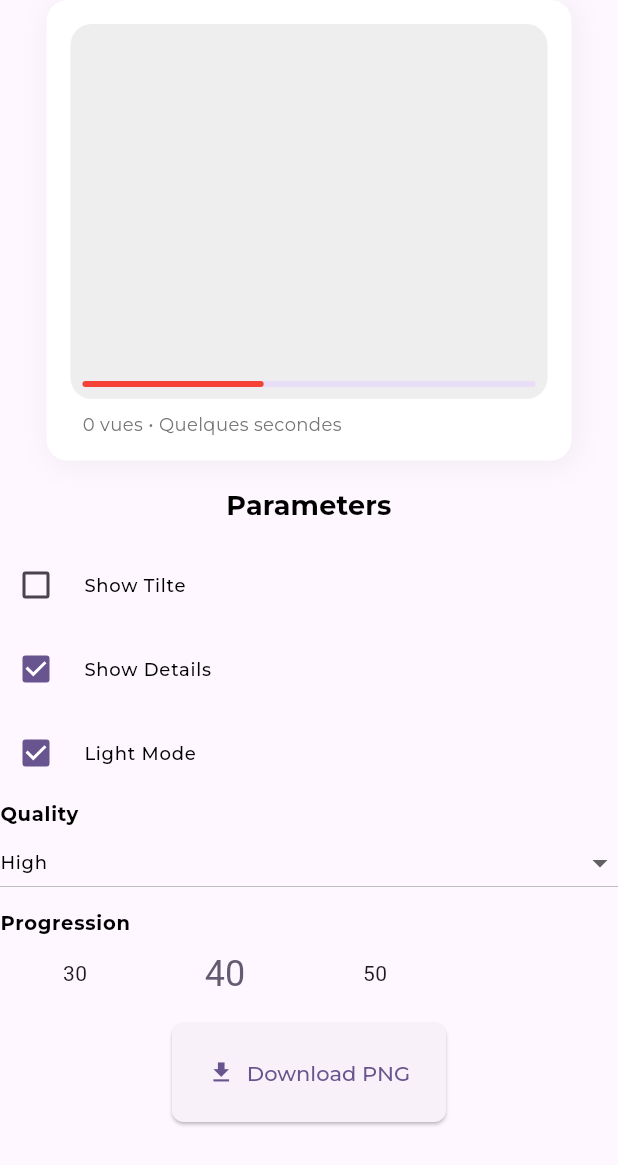
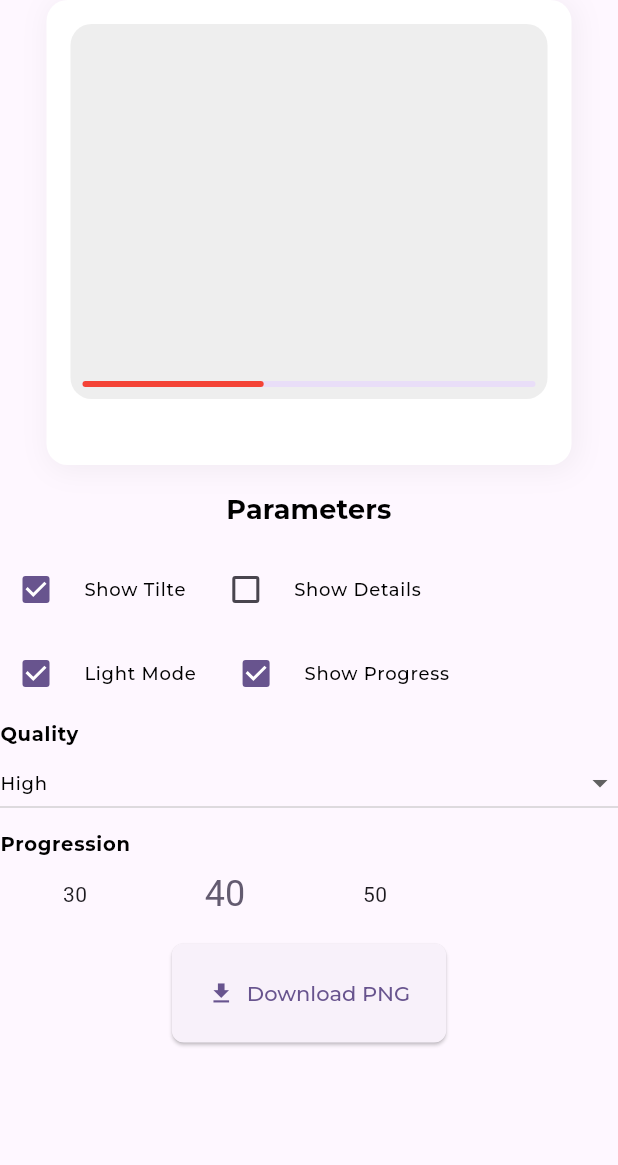
Before and after one commit to mengodkidjo/minia_downloader, a Flutter app: the ResultWidget widget shown alone on an empty page, opened directly, after a tap on "Show Details", on a phone screen of 412 x 824 dp. Shown: the top 1165 px of the screen. Run offline on Flutter 3.47's test engine with Material 3 defaults, Android fonts, the phone set to English and light mode, and no system bars; drawn by our look-alikes of numberpicker, screenshot; our stand-ins replace google_fonts, sizer, toastification; missing offline and left inert: image_downloader_web.

Commit message:
bug about settings : show Details. Adding new feature : hide progress bar

```diff
--- a/lib/helpers/helper.dart
+++ b/lib/helpers/helper.dart
@@ -1,6 +1,7 @@
 class Helper {
   static extractIdFromUrl(String url) {
     //https://www.youtube.com/watch?v=KSQEnxZId9Y
+    Uri uri = Uri.parse(url);
     String idAndStuff = url.replaceAll("https://www.youtube.com/watch?v=", "");
     //remove stuff
     return idAndStuff.split("&").first;
--- a/lib/views/home/widgets/card_widget.dart
+++ b/lib/views/home/widgets/card_widget.dart
@@ -15,13 +15,15 @@ class CardWidget extends StatelessWidget {
       required this.showDetails,
       required this.quality,
       required this.isLight,
-      required this.cursorPosition});
+      required this.cursorPosition,
+      required this.showProgress});
   final YtbResponseModel? ytbResponseModel;
   final bool showTitle;
   final bool showDetails;
   final ThumbnailEnum quality;
   final bool isLight;
   final int cursorPosition;
+  final bool showProgress;
 
   @override
   Widget build(BuildContext context) {
@@ -76,7 +78,8 @@ class CardWidget extends StatelessWidget {
                 mainAxisSize: MainAxisSize.min,
                 crossAxisAlignment: CrossAxisAlignment.end,
                 mainAxisAlignment: MainAxisAlignment.end,
-                children: [
+                children: showProgress
+                    ? [
                         if (cursorPosition == 100)
                           Container(
                             width: 48,
@@ -85,8 +88,9 @@ class CardWidget extends StatelessWidget {
                                 color: const Color.fromRGBO(0, 0, 0, 0.8),
                                 borderRadius: BorderRadius.circular(4.0)),
                             child: Text(
-                        Helper.formatDuration(ytbResponseModel?.duration ?? ""),
-                        style: Theme.of(context).textTheme.bodySmall,
+                              Helper.formatDuration(
+                                  ytbResponseModel?.duration ?? ""),
+                              style: AppTheme.dark.textTheme.bodySmall,
                             ),
                           ),
                         LinearProgressIndicator(
@@ -94,7 +98,8 @@ class CardWidget extends StatelessWidget {
                           borderRadius: BorderRadius.circular(8.0),
                           color: Colors.red,
                         ),
-                ],
+                      ]
+                    : [],
               ),
             ),
           ),
--- a/lib/views/home/widgets/result_widget.dart
+++ b/lib/views/home/widgets/result_widget.dart
@@ -30,6 +30,7 @@ class _ResultWidgetState extends State<ResultWidget> {
   GlobalKey repaintKey = GlobalKey();
   bool islight = true;
   int cursorPosition = 40;
+  bool showProgress = true;
   ScreenshotController controller = ScreenshotController();
 
   @override
@@ -47,6 +48,7 @@ class _ResultWidgetState extends State<ResultWidget> {
                   showTitle: showTitle,
                   isLight: islight,
                   cursorPosition: cursorPosition,
+                  showProgress: showProgress,
                 )),
             VerticalSpace.vSpace16,
             SingleChildScrollView(
@@ -62,6 +64,8 @@ class _ResultWidgetState extends State<ResultWidget> {
                     ),
                   ),
                   VerticalSpace.vSpace16,
+                  Row(
+                    children: [
                       RowSetting(
                           isChecked: showTitle,
                           onClick: (value) {
@@ -70,16 +74,21 @@ class _ResultWidgetState extends State<ResultWidget> {
                             });
                           },
                           title: "Show Tilte"),
-                  VerticalSpace.vSpace8,
+                      HorizontalSpace.hSpace16,
                       RowSetting(
                           isChecked: showDetails,
                           onClick: (value) {
                             setState(() {
-                          showTitle = value;
+                              showDetails = value;
                             });
                           },
                           title: "Show Details"),
+                    ],
+                  ),
+
                   VerticalSpace.vSpace8,
+                  Row(
+                    children: [
                       RowSetting(
                           isChecked: islight,
                           onClick: (value) {
@@ -88,6 +97,18 @@ class _ResultWidgetState extends State<ResultWidget> {
                             });
                           },
                           title: islight ? "Light Mode" : "Dark Mode"),
+                      HorizontalSpace.hSpace16,
+                      RowSetting(
+                          isChecked: showProgress,
+                          onClick: (value) {
+                            setState(() {
+                              showProgress = value;
+                            });
+                          },
+                          title: "Show Progress"),
+                    ],
+                  ),
+
                   VerticalSpace.vSpace8,
                   //choose quality
                   Align(
@@ -190,6 +211,7 @@ class _ResultWidgetState extends State<ResultWidget> {
                   showTitle: showTitle,
                   isLight: islight,
                   cursorPosition: cursorPosition,
+                  showProgress: showProgress,
                 )),
             HorizontalSpace.hSpace16,
             SizedBox(
@@ -202,6 +224,8 @@ class _ResultWidgetState extends State<ResultWidget> {
                     style: Theme.of(context).textTheme.titleMedium,
                   ),
                   VerticalSpace.vSpace16,
+                  Row(
+                    children: [
                       RowSetting(
                           isChecked: showTitle,
                           onClick: (value) {
@@ -210,16 +234,21 @@ class _ResultWidgetState extends State<ResultWidget> {
                             });
                           },
                           title: "Show Tilte"),
-                  VerticalSpace.vSpace8,
+                      HorizontalSpace.hSpace16,
                       RowSetting(
                           isChecked: showDetails,
                           onClick: (value) {
                             setState(() {
-                          showTitle = value;
+                              showDetails = value;
                             });
                           },
                           title: "Show Details"),
+                    ],
+                  ),
+
                   VerticalSpace.vSpace8,
+                  Row(
+                    children: [
                       RowSetting(
                           isChecked: islight,
                           onClick: (value) {
@@ -228,6 +257,18 @@ class _ResultWidgetState extends State<ResultWidget> {
                             });
                           },
                           title: islight ? "Light Mode" : "Dark Mode"),
+                      HorizontalSpace.hSpace16,
+                      RowSetting(
+                          isChecked: showProgress,
+                          onClick: (value) {
+                            setState(() {
+                              showProgress = value;
+                            });
+                          },
+                          title: "Show Progress"),
+                    ],
+                  ),
+
                   VerticalSpace.vSpace8,
                   //choose quality
                   SizedBox(
--- a/pubspec.yaml
+++ b/pubspec.yaml
@@ -1,5 +1,5 @@
 name: minia_downloader
-description: "A new Flutter project."
+description: "Youtube miniature downloader"
 # The following line prevents the package from being accidentally published to
 # pub.dev using `flutter pub publish`. This is preferred for private packages.
 publish_to: 'none' # Remove this line if you wish to publish to pub.dev
```
Lines whose indentation alone changed are shown as unchanged.
